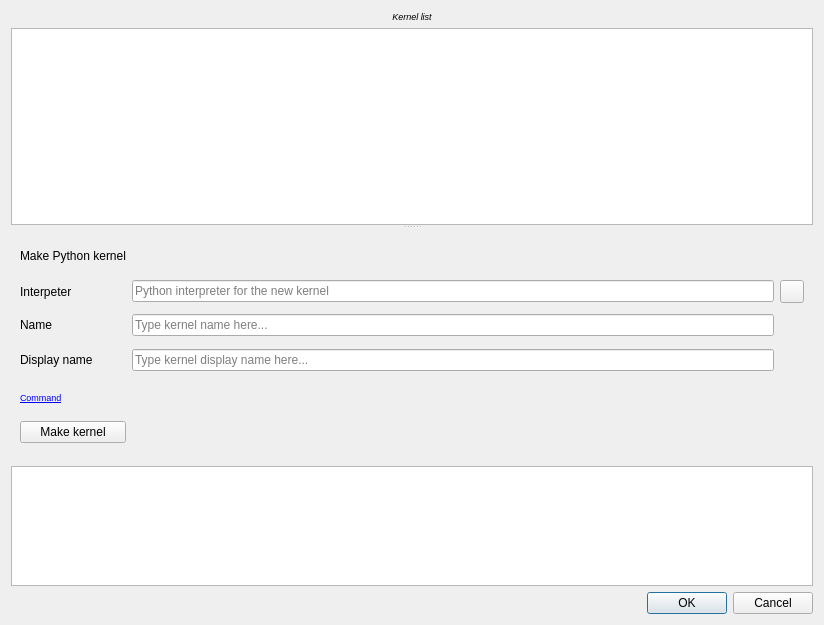
spine-tools/Spine-Toolbox, file spinetoolbox/ui/kernel_editor_dialog.ui: the form before one commit.
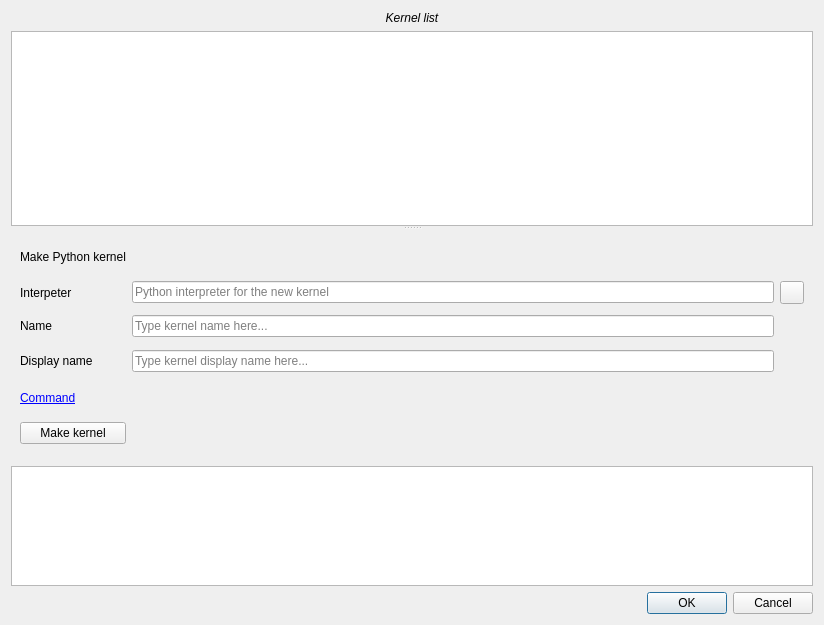
The form after the commit. Icons and pictures are not drawn.

Commit message:
Try to improve font sizes and GUI in Settings and kernel editor
Some of the fonts were too small in Gnome desktop, so I tried
removing some hardcoded pointsizes and see. It looks better now,
hopefully it's also ok in other platforms.

Patch:
```diff
--- a/spinetoolbox/ui/kernel_editor_dialog.ui
+++ b/spinetoolbox/ui/kernel_editor_dialog.ui
@@ -30,7 +30,6 @@
     <widget class="QLabel" name="label">
      <property name="font">
       <font>
-       <pointsize>7</pointsize>
        <italic>true</italic>
        <strikeout>false</strikeout>
       </font>
@@ -52,11 +51,6 @@
       <bool>false</bool>
      </property>
      <widget class="QTableView" name="tableView_kernel_list">
-      <property name="font">
-       <font>
-        <pointsize>8</pointsize>
-       </font>
-      </property>
       <property name="contextMenuPolicy">
        <enum>Qt::CustomContextMenu</enum>
       </property>
@@ -116,7 +110,7 @@
           </property>
           <property name="font">
            <font>
-            <pointsize>7</pointsize>
+            <pointsize>9</pointsize>
             <weight>50</weight>
             <italic>false</italic>
             <bold>false</bold>
```
Left out of the diff: 2 changed lines with no effect on the pictures. The commit also changes 8 other files.
